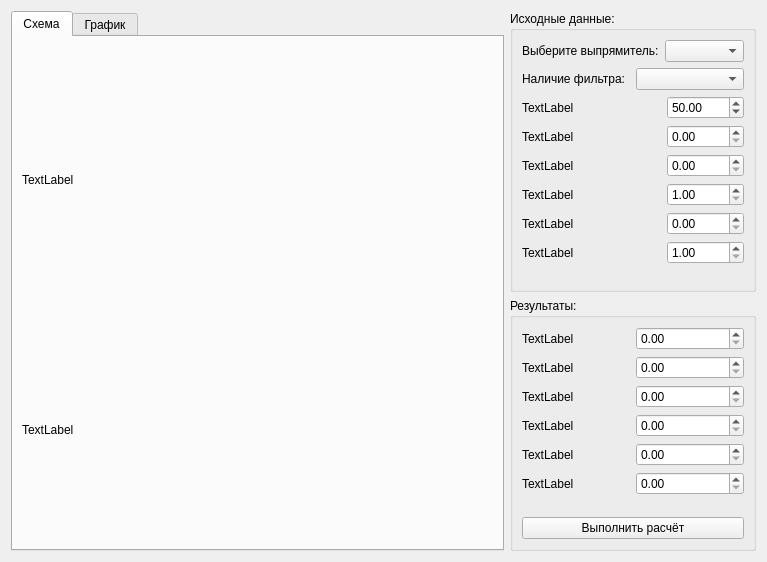
Before: the Qt Designer form PowerSources/Rectifiers/Rectifiers.ui in DKuzSer/Project_For_Rodin, drawn with Qt 5.
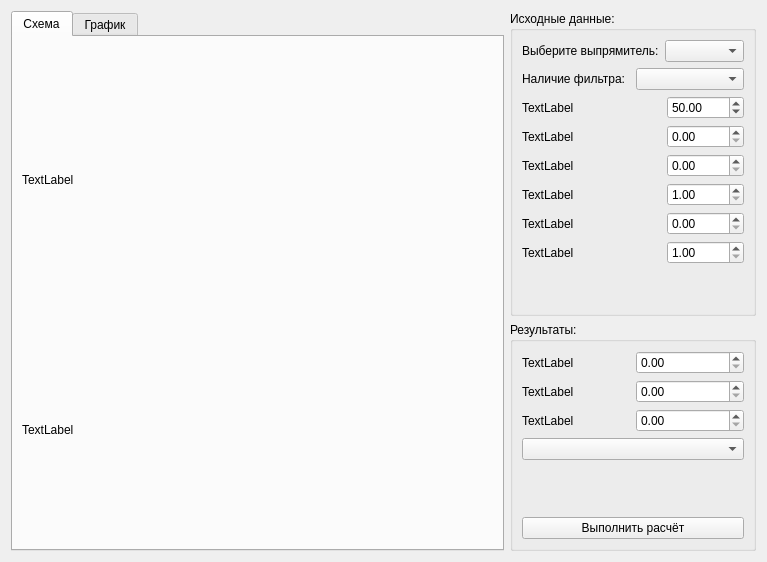
After: the same form once the commit is applied. Custom widgets are drawn as their Qt base class.

Commit message: Добавление выпадающего списка диодов в интерфейс

```diff
--- a/PowerSources/Rectifiers/Rectifiers.ui
+++ b/PowerSources/Rectifiers/Rectifiers.ui
@@ -336,7 +336,11 @@
                  <widget class="QDoubleSpinBox" name="DoubleSpinBoxR_OutPut1"/>
                 </item>
                 <item>
-                 <widget class="QDoubleSpinBox" name="DoubleSpinBoxR_OutPut2"/>
+                 <widget class="QDoubleSpinBox" name="DoubleSpinBoxR_OutPut2">
+                  <property name="maximum">
+                   <double>10000.000000000000000</double>
+                  </property>
+                 </widget>
                 </item>
                 <item>
                  <widget class="QDoubleSpinBox" name="DoubleSpinBoxR_OutPut3">
@@ -349,45 +353,16 @@
               </item>
              </layout>
             </item>
+            <item>
+             <widget class="QComboBox" name="list_of_diods"/>
+            </item>
             <item>
              <layout class="QHBoxLayout" name="horizontalLayout_6">
               <item>
-               <layout class="QVBoxLayout" name="verticalLayout_9">
-                <item>
-                 <widget class="QLabel" name="Label_OutPut4">
-                  <property name="text">
-                   <string>TextLabel</string>
-                  </property>
-                 </widget>
-                </item>
-                <item>
-                 <widget class="QLabel" name="Label_OutPut5">
-                  <property name="text">
-                   <string>TextLabel</string>
-                  </property>
-                 </widget>
-                </item>
-                <item>
-                 <widget class="QLabel" name="Label_OutPut6">
-                  <property name="text">
-                   <string>TextLabel</string>
-                  </property>
-                 </widget>
-                </item>
-               </layout>
+               <layout class="QVBoxLayout" name="verticalLayout_9"/>
               </item>
               <item>
-               <layout class="QVBoxLayout" name="verticalLayout_10">
-                <item>
-                 <widget class="QDoubleSpinBox" name="DoubleSpinBoxR_OutPut4"/>
-                </item>
-                <item>
-                 <widget class="QDoubleSpinBox" name="DoubleSpinBoxR_OutPut5"/>
-                </item>
-                <item>
-                 <widget class="QDoubleSpinBox" name="DoubleSpinBoxR_OutPut6"/>
-                </item>
-               </layout>
+               <layout class="QVBoxLayout" name="verticalLayout_10"/>
               </item>
              </layout>
             </item>
```
The commit also changes 1 other file.
